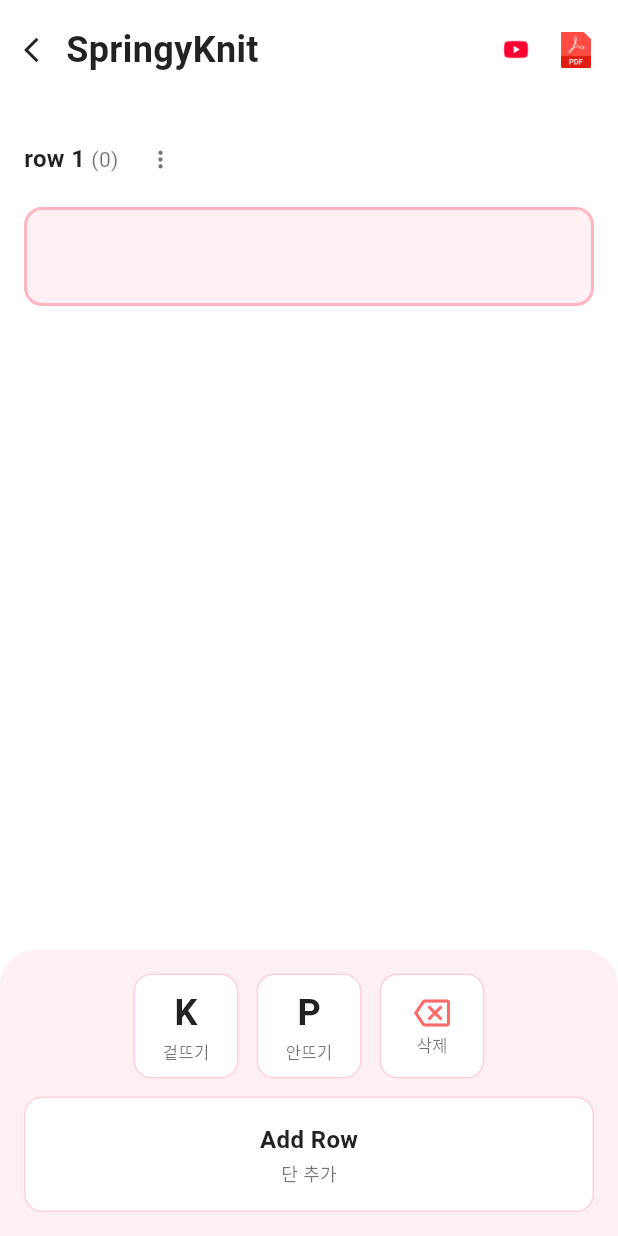
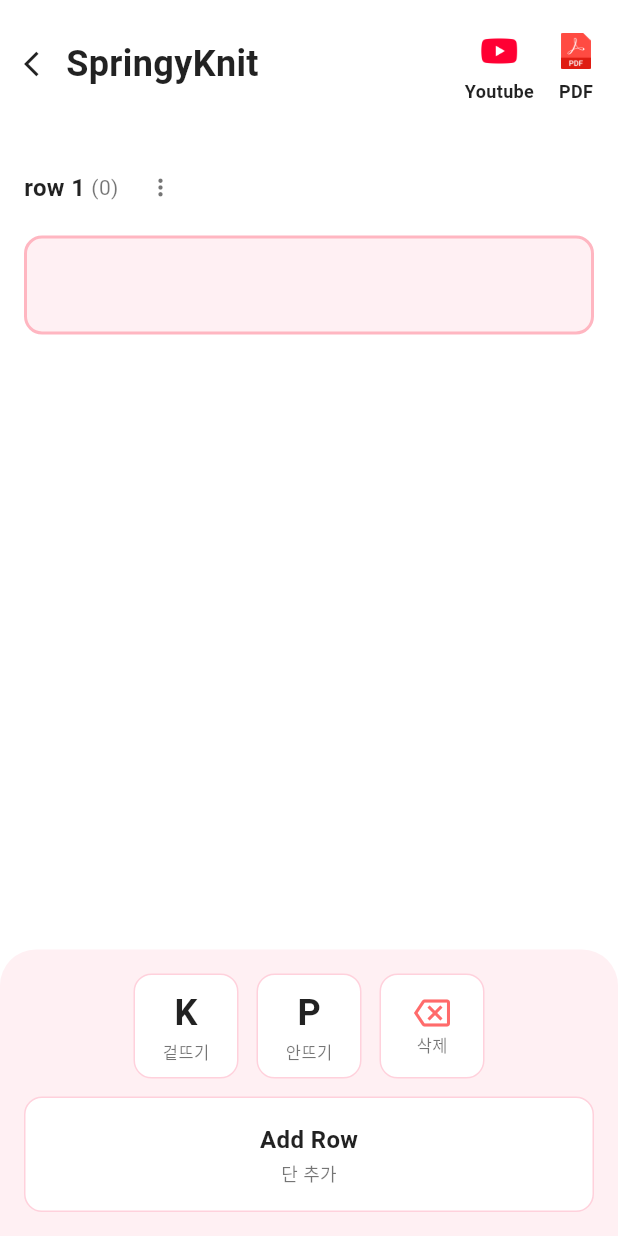
Before and after one commit to pgg94a-afk/SpringyKnitting, a Flutter app: the KnittingReportScreen screen opened directly, on a phone screen of 412 x 824 dp. Run offline on Flutter 3.47's test engine with Material 3 defaults, Android fonts, the phone set to English and light mode, and no system bars; our stand-ins replace youtube_player_iframe; Roboto replaces fonts that are missing (Pretendard).

Commit message:
UI 개선

```diff
--- a/lib/screens/knitting_report_screen.dart
+++ b/lib/screens/knitting_report_screen.dart
@@ -157,22 +157,48 @@ class _KnittingReportScreenState extends State<KnittingReportScreen> {
                 ),
               );
             },
-            child: Image.asset(
+            child: Column(
+              children: [
+                Image.asset(
                   'assets/icons/ic_yt.png',
-              width: 24,
-              height: 24,
+                  width: 36,
+                  height: 36,
                 ),
+                Text(
+                  "Youtube",
+                  style: const TextStyle(
+                    fontSize: 12,
+                    fontWeight: FontWeight.bold,
+                    color: Colors.black87,
+                  ),
+                ),
+              ],
+            )
           ),
           const SizedBox(width: 16),
           GestureDetector(
             onTap: () {
               // TODO: PDF 기능 연결
             },
-            child: Image.asset(
+            child: Column(
+              children: [
+                const SizedBox(height: 6),
+                Image.asset(
                   'assets/icons/ic_pdf.png',
                   width: 24,
                   height: 24,
                 ),
+                const SizedBox(height: 6),
+                Text(
+                  "PDF",
+                  style: const TextStyle(
+                    fontSize: 12,
+                    fontWeight: FontWeight.bold,
+                    color: Colors.black87,
+                  ),
+                ),
+              ],
+            )
           ),
         ],
       ),
```
Lines whose indentation alone changed are shown as unchanged.
